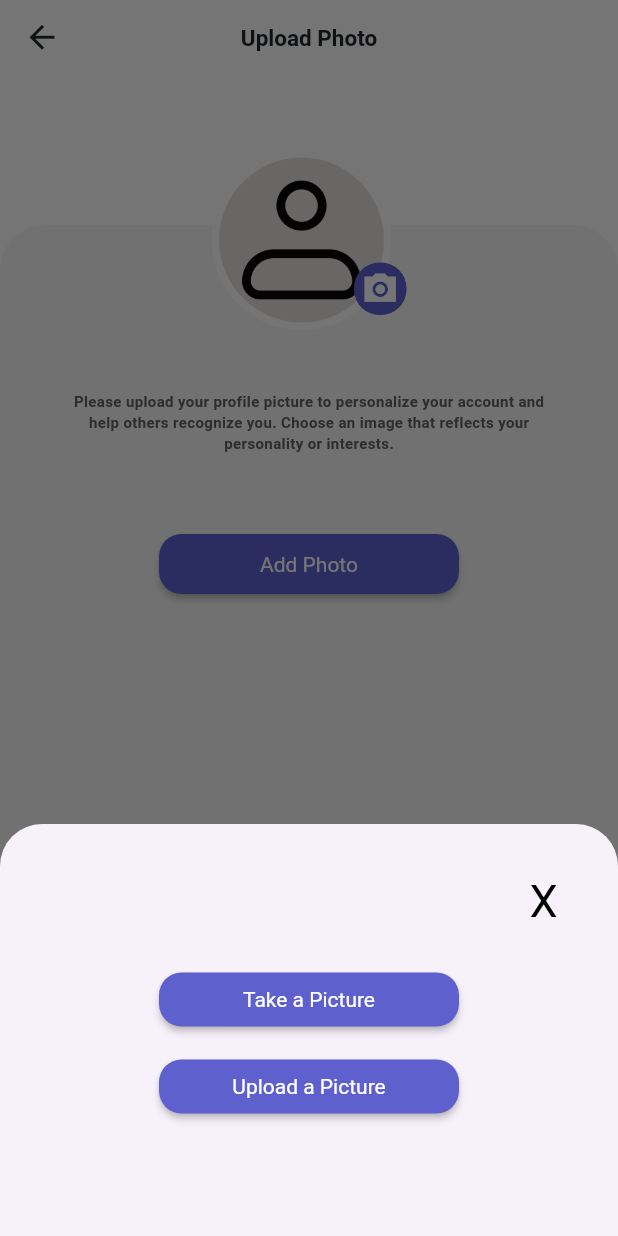
After one commit to vikistarz/WithFlutterImplementation, a Flutter app: the ServiceProviderUploadImagePage screen opened directly, after a tap on the "camera alt" icon, on a phone screen of 412 x 824 dp. The commit adds this screen. Run offline on Flutter 3.47's test engine with Material 3 defaults, Android fonts, the phone set to English and light mode, and no system bars; our stand-ins replace carousel_slider, font_awesome_flutter, hexcolor, image_picker.

Commit message:
"image picker implementation"

```diff
--- a/lib/screens/serviceProviderDashBoard/fragment/serviceProviderAccountFragment.dart
+++ b/lib/screens/serviceProviderDashBoard/fragment/serviceProviderAccountFragment.dart
@@ -66,9 +66,13 @@ class _ServiceProviderAccountFragmentState extends State<ServiceProviderAccountF
               child: Padding(
                 padding: const EdgeInsets.only(bottom:25.0, left: 45.0),
                 child: CircleAvatar(
-                  backgroundColor: HexColor("#E4DFDF"),
-                  radius: 28.0,
-                  backgroundImage: AssetImage("images/profile_white.png"),
+                  backgroundColor:Colors.white,
+                  radius: 30.0,
+                  child:  CircleAvatar(
+                    backgroundColor: HexColor("#E4DFDF"),
+                    backgroundImage: AssetImage("images/profile_white.png"),
+                    radius: 29.0,
+                  ),
                 ),
               ),
             ),
--- a/lib/screens/serviceProviderDashBoard/fragment/serviceProviderHomeFragment.dart
+++ b/lib/screens/serviceProviderDashBoard/fragment/serviceProviderHomeFragment.dart
@@ -399,15 +399,11 @@ class _ServiceProviderHomeFragmentState extends State<ServiceProviderHomeFragmen
             Row(
               children: [
                 Expanded(
-                  child:new GestureDetector(
-                    onTap: (){
-
-                    },
                     child: Container(
-                      height: 100.0,
+                      height: 105.0,
                       margin: EdgeInsets.only(top: 20.0, left: 20.0),
                       decoration: BoxDecoration(
-                        image: DecorationImage(image: AssetImage("images/profile_view_background.png",),),
+                        image: DecorationImage(image: AssetImage("images/profile_view_background.png",),fit: BoxFit.cover),
                         borderRadius: BorderRadius.all(Radius.circular(5.0)),
                       ),
                       child: Center(
@@ -442,7 +438,7 @@ class _ServiceProviderHomeFragmentState extends State<ServiceProviderHomeFragmen
                                   width: 35.0,
                                   margin: EdgeInsets.only(top: 0.0, left: 0.0),
                                   decoration: BoxDecoration(
-                                    image: DecorationImage(image: AssetImage("images/profile_view_chart.png",),),
+                                    image: DecorationImage(image: AssetImage("images/profile_view_chart.png",),fit: BoxFit.cover),
                                   ),
                                 ),
                               ],
@@ -460,7 +456,6 @@ class _ServiceProviderHomeFragmentState extends State<ServiceProviderHomeFragmen
                         ),
                       ),
                     ),
-                  ),
                 ),
 
                 SizedBox(
@@ -468,15 +463,11 @@ class _ServiceProviderHomeFragmentState extends State<ServiceProviderHomeFragmen
                 ),
 
                 Expanded(
-                  child:new GestureDetector(
-                    onTap: (){
-
-                    },
-                    child: Container(
+                  child: Container(
                       height: 105.0,
                       margin: EdgeInsets.only(top: 20.0, right: 20.0),
                       decoration: BoxDecoration(
-                        image: DecorationImage(image: AssetImage("images/view_portfolio_background.png",),),
+                        image: DecorationImage(image: AssetImage("images/view_portfolio_background.png",),fit: BoxFit.cover),
                         borderRadius: BorderRadius.all(Radius.circular(5.0)),
                       ),
                       child: Center(
@@ -501,7 +492,6 @@ class _ServiceProviderHomeFragmentState extends State<ServiceProviderHomeFragmen
                       ),
                       ),
                     ),
-                  ),
               ],
             ),
 
@@ -509,7 +499,7 @@ class _ServiceProviderHomeFragmentState extends State<ServiceProviderHomeFragmen
               padding: const EdgeInsets.only(top: 10.0, left: 20.0, right: 20.0),
               child: Container(
                 height: 65.0,
-                width: 500.0,
+
                 decoration: BoxDecoration(
                   // color: Colors.black,
                    image: DecorationImage(image: AssetImage("images/booking_view.png",), fit: BoxFit.fitWidth,),
--- a/lib/screens/serviceProviderSignUp/serviceProviderSignUpPage,dart.dart
+++ b/lib/screens/serviceProviderSignUp/serviceProviderSignUpPage,dart.dart
@@ -1,4 +1,5 @@
 import 'package:cross_platform_application/screens/choiceScreen/choiceScreenPage.dart';
+import 'package:cross_platform_application/screens/serviceProviderSignUp/serviceProviderUploadImage.dart';
 import 'package:flutter/material.dart';
 import 'package:flutter/widgets.dart';
 import 'package:hexcolor/hexcolor.dart';
@@ -481,7 +482,9 @@ class _ServiceProviderSignUpPageState extends State<ServiceProviderSignUpPage> {
               padding: const EdgeInsets.only(top: 50.0, left: 16.0, right: 16.0),
               child: Center(
                 child: ElevatedButton(onPressed: () {
-
+                   Navigator.push(context, MaterialPageRoute(builder: (context){
+                     return ServiceProviderUploadImagePage();
+                   }));
                 },
                   child: Text("Continue", style: TextStyle(fontSize: 18.0),),
                   style: ElevatedButton.styleFrom(
--- /dev/null
+++ b/lib/screens/serviceProviderSignUp/serviceProviderUploadImage.dart
@@ -0,0 +1,290 @@
+import 'dart:io';
+import 'dart:typed_data';
+
+import 'package:flutter/cupertino.dart';
+import'package:flutter/material.dart';
+import 'package:flutter/widgets.dart';
+import 'package:hexcolor/hexcolor.dart';
+import 'package:image_picker/image_picker.dart';
+
+class ServiceProviderUploadImagePage extends StatefulWidget {
+  const ServiceProviderUploadImagePage({super.key});
+
+  @override
+  State<ServiceProviderUploadImagePage> createState() => _ServiceProviderUploadImagePageState();
+}
+
+class _ServiceProviderUploadImagePageState extends State<ServiceProviderUploadImagePage> {
+
+  bool uploadButtonVisible = false;
+
+
+     File? _image;
+
+     Future getImage(ImageSource source) async {
+       final image = await ImagePicker().pickImage(source: source);
+
+       if( image == null) return;
+
+         final imageTemporary = File(image.path);
+
+         setState(() {
+           this._image = imageTemporary;
+         });
+     }
+  //
+  // // instance of image picker
+  // final imagePicker = ImagePicker();
+  //
+  // Future getImage() async{
+  //   final image = await imagePicker.getImage(source: ImageSource.camera);
+  //   setState(() {
+  //     _image = File(image.path);
+  //   });
+  // }
+
+  @override
+  void initState() {
+    super.initState();
+    // setState(() {
+    //   uploadButtonVisible = false;
+    // });
+  }
+
+  @override
+  Widget build(BuildContext context) {
+    return Scaffold(
+      backgroundColor: Colors.white,
+      appBar: AppBar(
+        toolbarHeight: 50.0,
+        backgroundColor: Colors.white,
+        leading: IconButton(
+            icon: Icon(Icons.arrow_back, size: 25.0, color: HexColor("#212529"),), onPressed: (){
+          Navigator.pop(context);
+        }, color: HexColor("#212529")
+        ) ,
+        title: Text("Upload Photo", style: TextStyle(fontSize: 15.0, fontWeight: FontWeight.bold, color: HexColor("#212529"),),),
+        centerTitle: true,
+      ),
+      body: Stack(
+        children: [
+
+          Container(
+            margin: EdgeInsets.only(top: 100),
+            height: MediaQuery.of(context).size.height,
+            decoration: BoxDecoration(
+              color: HexColor("#F6F6F6"),
+              borderRadius: BorderRadius.only(topRight: Radius.circular(30.0),
+                  topLeft: Radius.circular(30.0) )
+            ),
+          ),
+
+          Container(
+            margin: EdgeInsets.only(top: 50),
+            child: Row(
+              children: [
+                Expanded(child: SizedBox()),
+
+                Stack(
+                  children: [
+
+                    // _image != null?
+                    Container(
+                      width: 120.0,
+                      height: 120.0,
+                      child: CircleAvatar(
+                        backgroundColor: Colors.white,
+                        radius: 60.0,
+                        child:  CircleAvatar(
+                        backgroundColor: HexColor("#E4DFDF"),
+                        radius: 55.0,
+                        backgroundImage: _image == null ? null : FileImage(
+                          File(_image!.path)
+                        ),
+
+                       child: _image == null ? Image(image: AssetImage("images/profile_white.png"),
+                       ) : null,
+                      ),
+                    ),
+                    ),
+
+                    InkWell(
+                      onTap: () {
+                      showImageOptions(context);
+                      },
+                      child: Container(
+                        margin: EdgeInsets.only(top: 75, left: 95.0),
+                        height: 35.0,
+                        width: 35.0,
+                        decoration: BoxDecoration(
+                          borderRadius: BorderRadius.all(Radius.circular(17.0)),
+                          color: HexColor("#5E60CE"),
+                        ),
+                        child: Icon(Icons.camera_alt_sharp, size: 25.0, color: Colors.white,)
+                      ),
+                    )
+                  ],
+                ),
+
+                Expanded(child: SizedBox()),
+              ],
+            ),
+          ),
+
+          Container(
+            margin: EdgeInsets.only(top: 210),
+             child: Align(
+               alignment: Alignment.topCenter,
+               child: Column(
+                 children: [
+                   Text("Please upload your profile picture to personalize your account and", style: TextStyle(fontSize: 10.0, fontWeight: FontWeight.bold, color: HexColor("#626262"),),),
+                   Text("help others recognize you. Choose an image that reflects your", style: TextStyle(fontSize: 10.0, fontWeight: FontWeight.bold, color: HexColor("#626262"),),),
+                   Text("personality or interests.", style: TextStyle(fontSize: 10.0, fontWeight: FontWeight.bold, color: HexColor("#626262"),),),
+
+                   Padding(
+                     padding: const EdgeInsets.only(top: 50.0, left: 16.0, right: 16.0),
+                     child: Center(
+                       child: ElevatedButton(onPressed: () {
+                         // Navigator.push(context, MaterialPageRoute(builder: (context){
+
+                         // }));
+                       },
+                         child: Text("Add Photo", style: TextStyle(fontSize: 14.0),),
+                         style: ElevatedButton.styleFrom(
+                           foregroundColor: Colors.white, backgroundColor: HexColor("#5E60CE"), padding: EdgeInsets.all(10.0),
+                           minimumSize: Size(200.0, 40.0),
+                           // fixedSize: Size(300.0, 50.0),
+                           textStyle: TextStyle(fontSize: 15.0, fontWeight: FontWeight.normal),
+                           elevation: 2,
+                           shape: RoundedRectangleBorder(
+                             borderRadius: BorderRadius.only(topLeft: Radius.circular(15.0),
+                                 topRight: Radius.circular(15.0),
+                                 bottomRight: Radius.circular(15.0),
+                                 bottomLeft: Radius.circular(15.0)),
+                           ),
+                           // side: BorderSide(color: Colors.black, width: 2),
+                           // alignment: Alignment.topCenter
+                         ),
+                       ),
+                     ),
+                   ),
+
+                   Visibility(
+                     visible: uploadButtonVisible,
+                     child: Padding(
+                       padding: const EdgeInsets.only(top: 20.0, left: 16.0, right: 16.0),
+                       child: Center(
+                         child: ElevatedButton(onPressed: () {
+                           // Navigator.push(context, MaterialPageRoute(builder: (context){
+
+                           // }));
+                         },
+                           child: Text("Upload to Sign up", style: TextStyle(fontSize: 14.0),),
+                           style: ElevatedButton.styleFrom(
+                             foregroundColor: Colors.white, backgroundColor: HexColor("#5E60CE"), padding: EdgeInsets.all(10.0),
+                             minimumSize: Size(200.0, 40.0),
+                             // fixedSize: Size(300.0, 50.0),
+                             textStyle: TextStyle(fontSize: 15.0, fontWeight: FontWeight.normal),
+                             elevation: 2,
+                             shape: RoundedRectangleBorder(
+                               borderRadius: BorderRadius.only(topLeft: Radius.circular(15.0),
+                                   topRight: Radius.circular(15.0),
+                                   bottomRight: Radius.circular(15.0),
+                                   bottomLeft: Radius.circular(15.0)),
+                             ),
+                             // side: BorderSide(color: Colors.black, width: 2),
+                             // alignment: Alignment.topCenter
+                           ),
+                         ),
+                       ),
+                     ),
+                   ),
+                 ]
+               ),
+             ),
+          ),
+
+        ],
+      ),
+    );
+  }
+
+  void showImageOptions( BuildContext context){
+    showModalBottomSheet(context: context, builder: (builder){
+      return SizedBox(
+        width: MediaQuery.of(context).size.width,
+        height: MediaQuery.of(context).size.height/3,
+        child: Column(
+          mainAxisAlignment: MainAxisAlignment.start,
+          children: [
+            Align(
+              alignment: Alignment.topRight,
+              child: InkWell(
+                onTap: () {
+
+                },
+                  child: Padding(
+                    padding: const EdgeInsets.only(top: 30.0, right: 40.0),
+                    child: Text("X", style: TextStyle(fontSize: 30.0, color: Colors.black),),
+                  )
+              ),
+            ),
+
+            Padding(
+              padding: const EdgeInsets.only(top: 20.0, left: 16.0, right: 16.0),
+              child: Center(
+                child: ElevatedButton(onPressed: () {
+                  getImage(ImageSource.camera);
+                },
+                  child: Text("Take a Picture", style: TextStyle(fontSize: 14.0),),
+                  style: ElevatedButton.styleFrom(
+                    foregroundColor: Colors.white, backgroundColor: HexColor("#5E60CE"), padding: EdgeInsets.all(10.0),
+                    minimumSize: Size(200.0, 35.0),
+                    // fixedSize: Size(300.0, 50.0),
+                    textStyle: TextStyle(fontSize: 15.0, fontWeight: FontWeight.normal),
+                    elevation: 2,
+                    shape: RoundedRectangleBorder(
+                      borderRadius: BorderRadius.only(topLeft: Radius.circular(15.0),
+                          topRight: Radius.circular(15.0),
+                          bottomRight: Radius.circular(15.0),
+                          bottomLeft: Radius.circular(15.0)),
+                    ),
+                    // side: BorderSide(color: Colors.black, width: 2),
+                    // alignment: Alignment.topCenter
+                  ),
+                ),
+              ),
+            ),
+
+            Padding(
+              padding: const EdgeInsets.only(top: 10.0, left: 16.0, right: 16.0),
+              child: Center(
+                child: ElevatedButton(onPressed: () {
+                  getImage(ImageSource.gallery);
+                },
+                  child: Text("Upload a Picture", style: TextStyle(fontSize: 14.0),),
+                  style: ElevatedButton.styleFrom(
+                    foregroundColor: Colors.white, backgroundColor: HexColor("#5E60CE"), padding: EdgeInsets.all(10.0),
+                    minimumSize: Size(200.0, 35.0),
+                    // fixedSize: Size(300.0, 50.0),
+                    textStyle: TextStyle(fontSize: 15.0, fontWeight: FontWeight.normal),
+                    elevation: 2,
+                    shape: RoundedRectangleBorder(
+                      borderRadius: BorderRadius.only(topLeft: Radius.circular(15.0),
+                          topRight: Radius.circular(15.0),
+                          bottomRight: Radius.circular(15.0),
+                          bottomLeft: Radius.circular(15.0)),
+                    ),
+                    // side: BorderSide(color: Colors.black, width: 2),
+                    // alignment: Alignment.topCenter
+                  ),
+                ),
+              ),
+            ),
+
+          ],
+        ),
+      );
+    });
+  }
+}
--- a/lib/screens/slider/slider.dart
+++ b/lib/screens/slider/slider.dart
@@ -18,16 +18,18 @@ class _SliderPageState extends State<SliderPage> {
   @override
   Widget build(BuildContext context) {
     return Scaffold(
+      backgroundColor: HexColor("#212529"),
       appBar: AppBar(
         toolbarHeight: 10.0,
         backgroundColor: HexColor("#212529"),
       ),
-       body: Stack(
+       body: Column(
          children:[
-                         CarouselSlider(items: [
+                         Expanded(
+                           child: CarouselSlider(items: [
                              Container(
                                    decoration:  BoxDecoration(
-                                   image: DecorationImage(image: AssetImage("images/slider_hammer.jpg"), fit: BoxFit.cover),
+                                     image: DecorationImage(image: AssetImage("images/slider_hammer.jpg"), ),
                                    ),
                                   // child: Align(
                                   //   alignment: Alignment.bottomLeft,
@@ -47,7 +49,7 @@ class _SliderPageState extends State<SliderPage> {
 
                               Container(
                                  decoration:  BoxDecoration(
-                                 image: DecorationImage(image: AssetImage("images/slider_house.jpg"), fit: BoxFit.cover),
+                                   image: DecorationImage(image: AssetImage("images/slider_house.jpg"),),
                                  ),
                                 // child: Align(
                                 //   alignment: Alignment.bottomLeft,
@@ -67,7 +69,7 @@ class _SliderPageState extends State<SliderPage> {
 
                               Container(
                                  decoration:  BoxDecoration(
-                                 image: DecorationImage(image: AssetImage("images/slider_people.jpg"), fit: BoxFit.cover),
+                                   image: DecorationImage(image: AssetImage("images/slider_people.jpg"),),
                                  ),
                                 // child: Align(
                                 //   alignment: Alignment.bottomLeft,
@@ -96,6 +98,7 @@ class _SliderPageState extends State<SliderPage> {
                                    autoPlayAnimationDuration: Duration(milliseconds: 800),
                                ),
                            ),
+                         ),
 
            Align(
                alignment: Alignment.bottomCenter ,
@@ -114,7 +117,7 @@ class _SliderPageState extends State<SliderPage> {
                          },
                          child: Container(
                            height: 50.0,
-                           width: 85.0,
+                           width: 115.0,
                            margin: EdgeInsets.only(top: 10.0, right: 25.0, bottom: 20.0),
                            decoration: BoxDecoration(
                              color: HexColor("#5E60CE"),
@@ -123,7 +126,7 @@ class _SliderPageState extends State<SliderPage> {
                          child: Row(
                            mainAxisAlignment: MainAxisAlignment.spaceEvenly,
                          children: [
-                         Text("Tap", style: TextStyle(color: Colors.white, fontSize: 16.0),),
+                         Text("Get Started", style: TextStyle(color: Colors.white, fontSize: 11.0),),
                          Icon(Icons.arrow_forward_outlined, color: Colors.white, size: 20.0,)
                          ]
                            ),
@@ -132,21 +135,8 @@ class _SliderPageState extends State<SliderPage> {
                        ),
                ),
              ),
-           // buildCarouselIndicator()
            ],
          ),
     );
   }
 }
-
-
-
-// buildCarouselIndicator(){
-//   return Container(
-//     child: Row(
-//       children: [
-//
-//       ],
-//     ),
-//   )
-// }
--- a/pubspec.yaml
+++ b/pubspec.yaml
@@ -32,6 +32,8 @@ dependencies:
     sdk: flutter
   cupertino_icons: ^1.0.6
   font_awesome_flutter: ^9.2.0
+  image_picker: ^1.0.1
+  path_provider: ^2.1.4
   hexcolor: ^3.0.1
   carousel_slider: ^4.2.1
   smooth_page_indicator: ^1.0.0+2
```
Also changed, not shown: pubspec.lock, 5 other files. Lines whose indentation alone changed are shown as unchanged.
